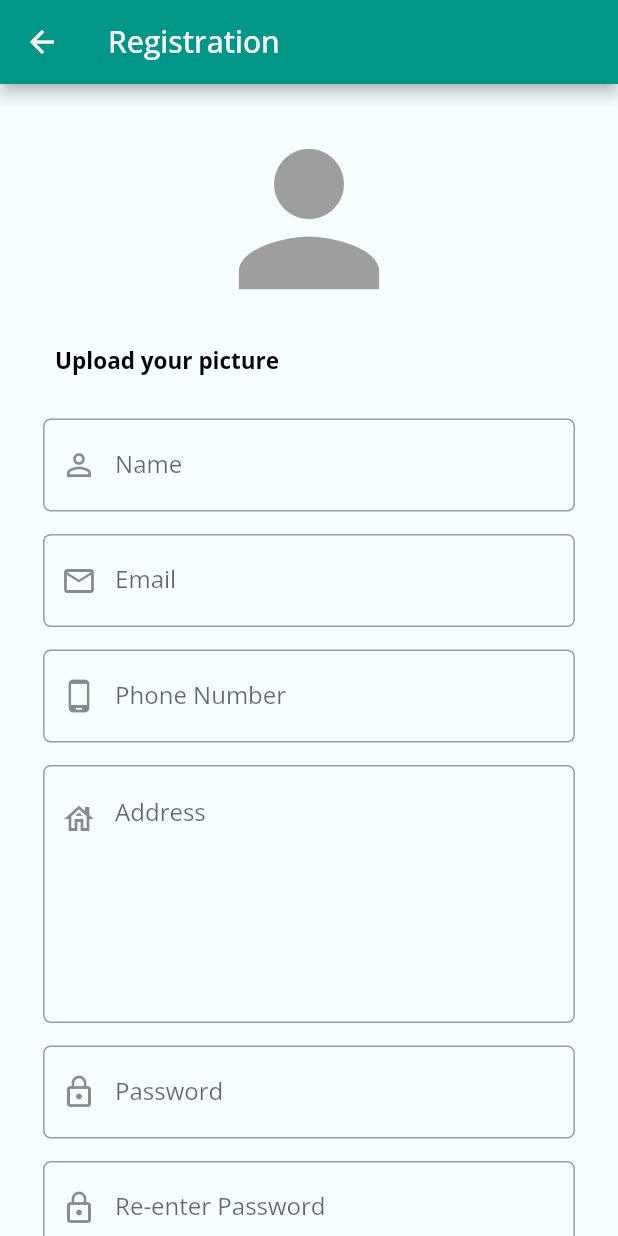
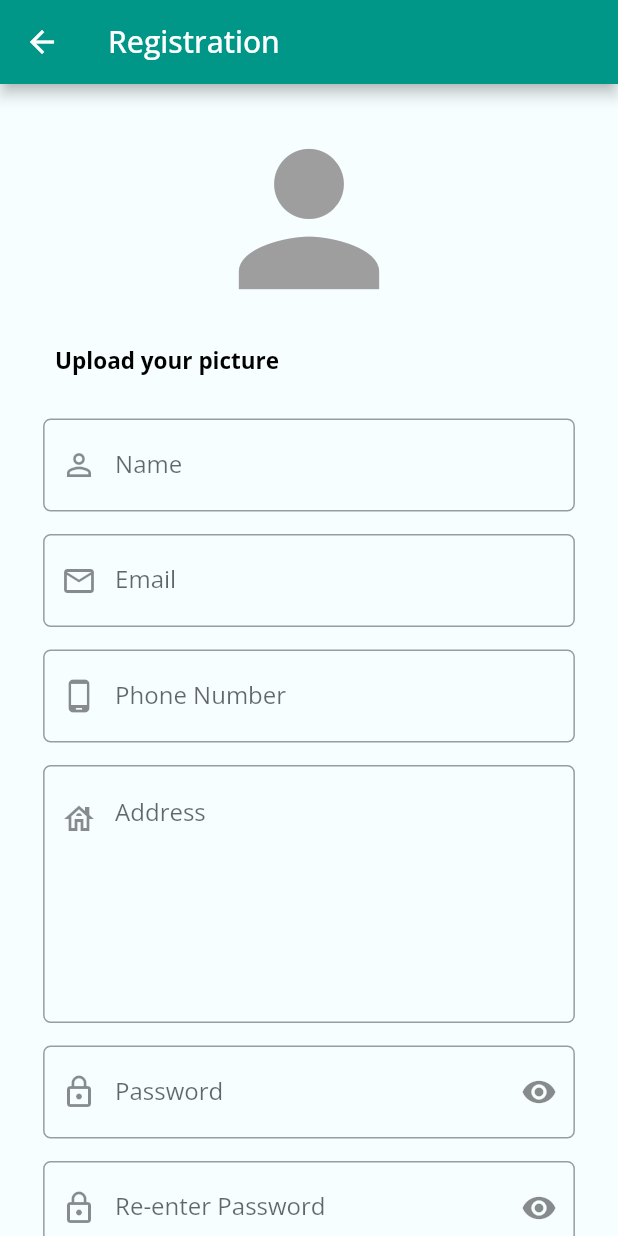
Before and after one commit to HuiTingChen/MidTerm, a Flutter app: the RegisterPage screen opened directly, on a phone screen of 412 x 824 dp. Run offline on Flutter 3.47's test engine with Material 2 defaults, Android fonts, the phone set to English and light mode, and no system bars; our stand-ins replace cached_network_image, curved_navigation_bar, fluttertoast, google_fonts, image_cropper, image_picker and 1 more; accounts and stored records are empty.

```diff
--- a/mytutor/lib/views/registerscreen.dart
+++ b/mytutor/lib/views/registerscreen.dart
@@ -29,7 +29,7 @@ class _RegisterPageState extends State<RegisterPage> {
   final TextEditingController addressController = TextEditingController();
   final TextEditingController _passController = TextEditingController();
   final TextEditingController _pass2Controller = TextEditingController();
-
+  bool _isObscure = true;
   final _formKey = GlobalKey<FormState>();
 
 
@@ -177,12 +177,22 @@ class _RegisterPageState extends State<RegisterPage> {
                               const SizedBox(height: 15),
                               TextFormField(
                                 controller: _passController,
-                                obscureText: true,
+                                obscureText: _isObscure,
                                 decoration: InputDecoration(
                                     labelText: "Password",
                                     prefixIcon: const Icon(Icons.lock_outline),
                                     border: OutlineInputBorder(
-                                        borderRadius: BorderRadius.circular(5.0))),
+                                        borderRadius:
+                                            BorderRadius.circular(5.0)),
+                                    suffixIcon: IconButton(
+                                        icon: Icon(_isObscure
+                                            ? Icons.visibility
+                                            : Icons.visibility_off),
+                                        onPressed: () {
+                                          setState(() {
+                                            _isObscure = !_isObscure;
+                                          });
+                                        })),
                                 validator: (value) {
                                   if (value == null || value.isEmpty) {
                                     return 'Please enter your password';
@@ -200,12 +210,22 @@ class _RegisterPageState extends State<RegisterPage> {
                               const SizedBox(height: 15),
                               TextFormField(
                                 controller: _pass2Controller,
-                                obscureText: true,
+                                obscureText: _isObscure,
                                 decoration: InputDecoration(
                                     labelText: "Re-enter Password",
                                     prefixIcon: const Icon(Icons.lock_outline),
                                     border: OutlineInputBorder(
-                                        borderRadius: BorderRadius.circular(5.0))),
+                                        borderRadius:
+                                            BorderRadius.circular(5.0)),
+                                    suffixIcon: IconButton(
+                                        icon: Icon(_isObscure
+                                            ? Icons.visibility
+                                            : Icons.visibility_off),
+                                        onPressed: () {
+                                          setState(() {
+                                            _isObscure = !_isObscure;
+                                          });
+                                        })),
                                 validator: (value) {
                                   if (value == null || value.isEmpty) {
                                     return 'Please re-enter your password correctly';
```
Also changed, not shown: mytutor/lib/models/subject.dart (+6 -2 lines), mytutor/lib/views/subjectscreen.dart (+38 -11 lines), mytutor/lib/views/tutorscreen.dart (+21 -6 lines).
